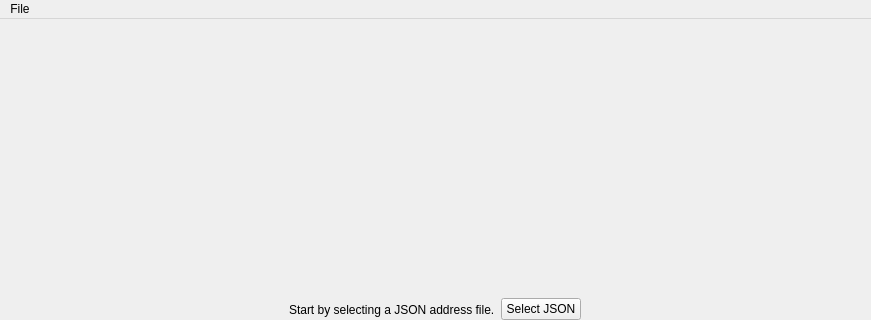
Old version of the form mainwindow.ui in the repository SpeedyCodes/RenderBender; both pictures show x 0 to 871 and y 0 to 320 of the 871 by 622 pixel window.
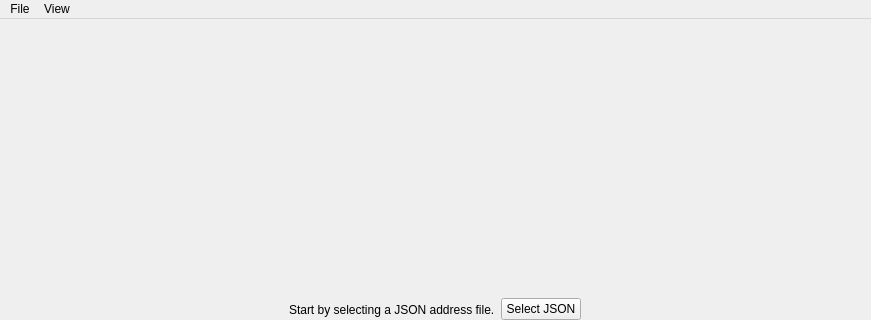
New version of the form.

```diff
--- a/mainwindow.ui
+++ b/mainwindow.ui
@@ -361,7 +361,14 @@
     </property>
     <addaction name="actionExit"/>
    </widget>
+   <widget class="QMenu" name="menuView">
+    <property name="title">
+     <string>View</string>
+    </property>
+    <addaction name="actionReread_all_setting_values"/>
+   </widget>
    <addaction name="menuFile"/>
+   <addaction name="menuView"/>
   </widget>
   <widget class="QStatusBar" name="statusbar"/>
   <action name="actionExit">
```
Left out of the diff: 19 changed lines with no effect on the pictures.
